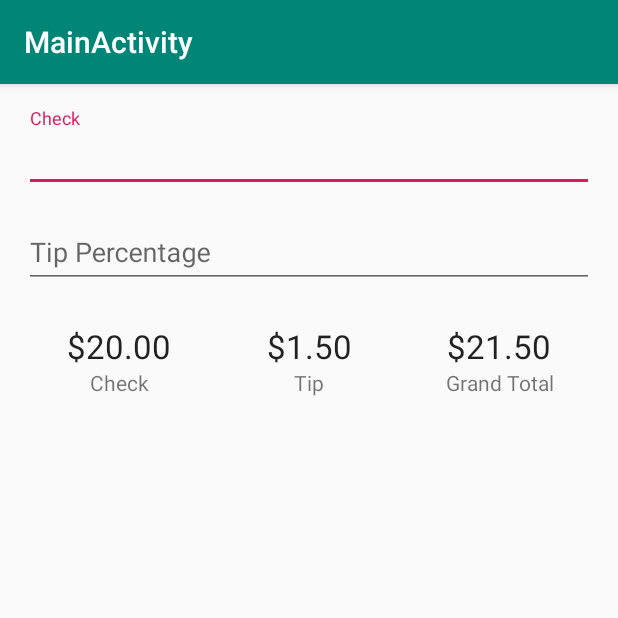
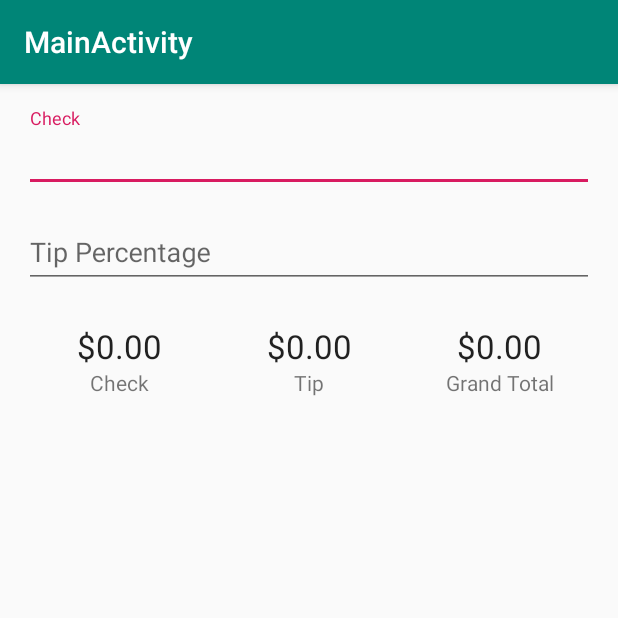
Before and after one commit to rustynailor/mvvm-test-project, an Android app: the screen it shows after launch (MainActivity), on a phone screen of 412 x 824 dp, the top half of it. Run offline under Robolectric (Android 15) with nearby library versions, the phone set to English and light mode, and no system bars; our stand-ins replace data binding.

Commit message:
data binding outputs added

```diff
--- a/TipCalculator/app/src/main/java/com/acme/tipcalculator/view/MainActivity.kt
+++ b/TipCalculator/app/src/main/java/com/acme/tipcalculator/view/MainActivity.kt
@@ -19,7 +19,7 @@ class MainActivity : AppCompatActivity() {
 
 
         binding = DataBindingUtil.setContentView(this, R.layout.activity_main)
-        binding.vm = CalculatorViewModel()
+        binding.vm = CalculatorViewModel(application)
 
 
         setSupportActionBar(binding.toolbar)
--- a/TipCalculator/app/src/main/java/com/acme/tipcalculator/viewmodel/CalculatorViewModel.kt
+++ b/TipCalculator/app/src/main/java/com/acme/tipcalculator/viewmodel/CalculatorViewModel.kt
@@ -1,14 +1,32 @@
 package com.acme.tipcalculator.viewmodel
 
+import android.app.Application
 import android.databinding.BaseObservable
+import com.acme.tipcalculator.R
 import com.acme.tipcalculator.model.RestaurantCalculator
 import com.acme.tipcalculator.model.TipCalculation
 
-class CalculatorViewModel(val calculator: RestaurantCalculator = RestaurantCalculator() ) : BaseObservable() {
+class CalculatorViewModel(val app: Application, val calculator: RestaurantCalculator = RestaurantCalculator() ) : BaseObservable() {
 
     var inputCheckAmount = ""
     var inputTipPercentage = ""
-    var tipCalculation = TipCalculation()
+    var outputCheckAmount = ""
+    var outputTipAmount = ""
+    var outputTotalDollarAmount = ""
+
+    init {
+
+        updateOutputs(TipCalculation())
+
+    }
+
+    private fun updateOutputs(tc : TipCalculation){
+
+        outputCheckAmount = app.getString(R.string.dollar_amount, tc.checkAmount)
+        outputTipAmount = app.getString(R.string.dollar_amount,tc.tipAmount)
+        outputTotalDollarAmount = app.getString(R.string.dollar_amount,tc.grandTotal)
+    }
+
 
     fun calculateTip() {
 
@@ -16,7 +34,8 @@ class CalculatorViewModel(val calculator: RestaurantCalculator = RestaurantCalcu
         val tipPct = inputTipPercentage.toIntOrNull()
 
         if(checkAmount != null && tipPct != null){
-            tipCalculation = calculator.calculateTip(checkAmount, tipPct)
+            updateOutputs(calculator.calculateTip(checkAmount, tipPct))
+            notifyChange()
         }
         clearInputs()
 
--- a/TipCalculator/app/src/main/res/layout/content_main.xml
+++ b/TipCalculator/app/src/main/res/layout/content_main.xml
@@ -80,7 +80,7 @@
                         android:layout_width="match_parent"
                         android:layout_height="wrap_content"
                         android:textAlignment="center"
-                        android:text="$20.00"/>
+                        android:text="@{vm.outputCheckAmount}"/>
 
                 <TextView
                         android:id="@+id/bill_amount_label"
@@ -102,7 +102,7 @@
                         android:layout_width="match_parent"
                         android:layout_height="wrap_content"
                         android:textAlignment="center"
-                        android:text="$1.50"/>
+                        android:text="@{vm.outputTipAmount}"/>
 
                 <TextView
                         android:id="@+id/tip_amount_label"
@@ -124,7 +124,7 @@
                         android:layout_width="match_parent"
                         android:layout_height="wrap_content"
                         android:textAlignment="center"
-                        android:text="$21.50"/>
+                        android:text="@{vm.outputTotalDollarAmount}"/>
 
                 <TextView
                         android:id="@+id/grand_total_label"
--- a/TipCalculator/app/src/main/res/values/strings.xml
+++ b/TipCalculator/app/src/main/res/values/strings.xml
@@ -6,4 +6,5 @@
     <string name="grand_total_label">Grand Total</string>
     <string name="tip_amount_label">Tip</string>
     <string name="check_label">Check</string>
+    <string name="dollar_amount">$%1.02f</string>
 </resources>
```
Also changed, not shown: 1 other file.
